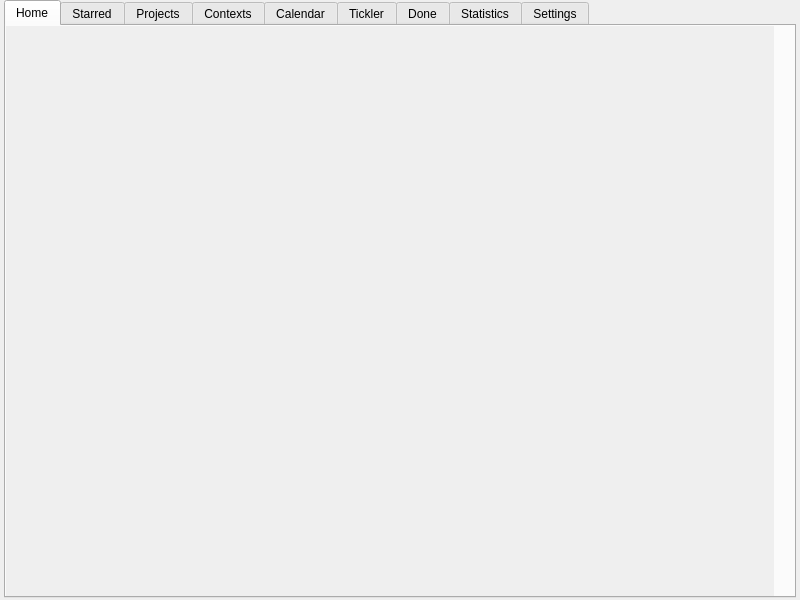
First picture: the form in src/tracks.ui, repository SteveG/tracks-queue, before the edit.
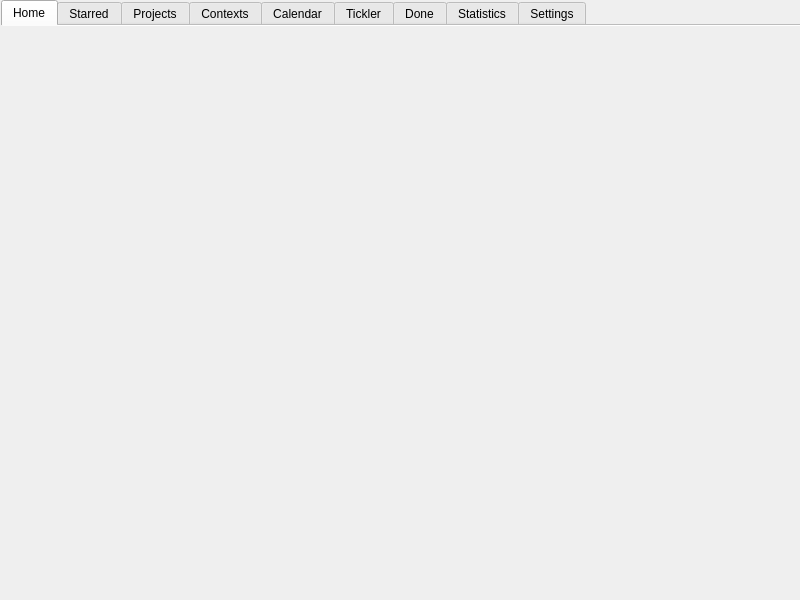
Second picture: the form after the edit.

Commit message: changed tab widget to document mode

Patch:
```diff
--- a/src/tracks.ui
+++ b/src/tracks.ui
@@ -19,16 +19,16 @@
      <number>0</number>
     </property>
     <property name="leftMargin">
-     <number>4</number>
+     <number>1</number>
     </property>
     <property name="topMargin">
      <number>0</number>
     </property>
     <property name="rightMargin">
-     <number>4</number>
+     <number>0</number>
     </property>
     <property name="bottomMargin">
-     <number>2</number>
+     <number>0</number>
     </property>
     <item>
      <widget class="QTabWidget" name="tabWidget">
@@ -38,6 +38,9 @@
       <property name="currentIndex">
        <number>0</number>
       </property>
+      <property name="documentMode">
+       <bool>true</bool>
+      </property>
       <widget class="QWidget" name="home_tab">
        <attribute name="title">
         <string>Home</string>
@@ -75,8 +78,8 @@
                 <rect>
                  <x>0</x>
                  <y>0</y>
-                 <width>768</width>
-                 <height>569</height>
+                 <width>779</width>
+                 <height>574</height>
                 </rect>
                </property>
                <layout class="QVBoxLayout" name="verticalLayout_4">
```
Left out of the diff: 28 changed lines with no effect on the pictures. The commit also changes 1 other file.
